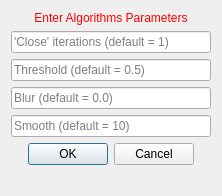
The window that CemrgApp/Plugins/kcl.cemrgapp.atrialfibres/src/internal/AtrialFibresViewUIMeshing.ui (OpenHeartDevelopers/CemrgApp) describes before a commit, drawn with Qt 5.
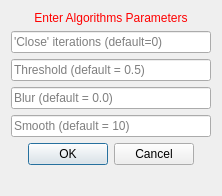
The same window after the commit.

What changed in the file:
```diff
--- a/CemrgApp/Plugins/kcl.cemrgapp.atrialfibres/src/internal/AtrialFibresViewUIMeshing.ui
+++ b/CemrgApp/Plugins/kcl.cemrgapp.atrialfibres/src/internal/AtrialFibresViewUIMeshing.ui
@@ -48,7 +48,7 @@
    <item>
     <widget class="QLineEdit" name="lineEdit_4">
      <property name="placeholderText">
-      <string>'Close' iterations (default = 1)</string>
+      <string>'Close' iterations (default=0)</string>
      </property>
     </widget>
    </item>
```
